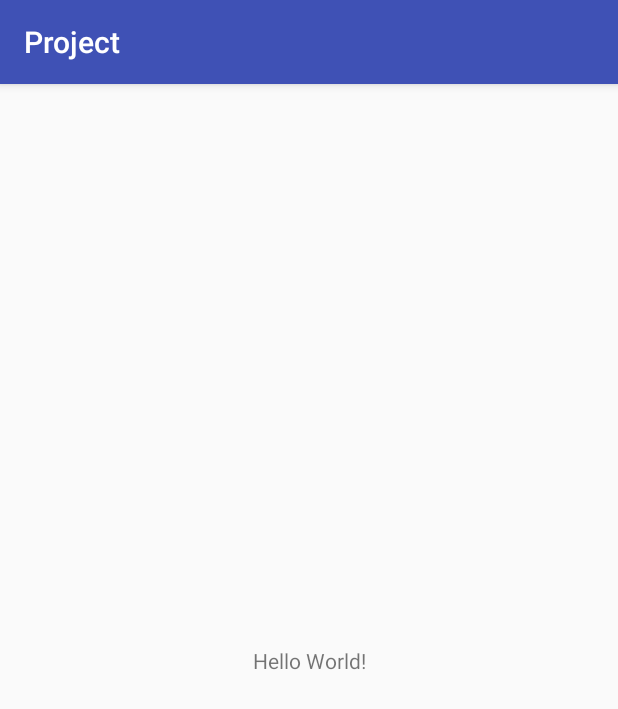
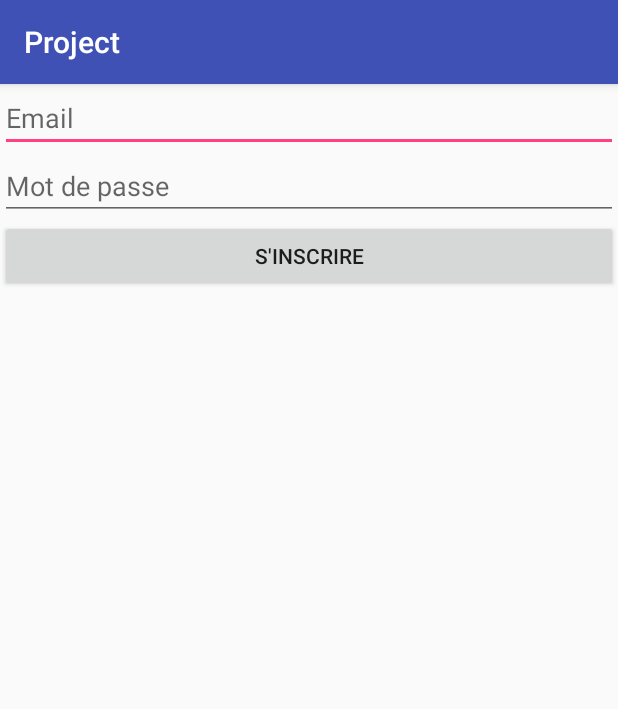
Before and after one commit to elinalp/MMM-project, an Android app: the screen it shows after launch (MainActivity before the commit, SignUpActivity after it), on a phone screen of 412 x 824 dp. Shown: the top 709 px of the screen. Run offline under Robolectric (Android 15) with nearby library versions, the phone set to English and light mode, and no system bars; our stand-ins replace ButterKnife, Firebase (no records; nobody signed in at launch, a user with empty details on screens opened directly).

Commit message:
Added signUpActivity

```diff
--- a/app/build.gradle
+++ b/app/build.gradle
@@ -26,5 +26,9 @@ dependencies {
     testImplementation 'junit:junit:4.12'
     androidTestImplementation 'com.android.support.test:runner:1.0.1'
     androidTestImplementation 'com.android.support.test.espresso:espresso-core:3.0.1'
-    compile 'com.google.firebase:firebase-core:11.8.0'
+    compile 'com.google.firebase:firebase-core:11.4.2'
+    compile 'com.google.firebase:firebase-database:11.4.2'
+    compile 'com.google.firebase:firebase-auth:11.4.2'
+    compile 'com.jakewharton:butterknife:8.8.1'
+    annotationProcessor 'com.jakewharton:butterknife-compiler:8.8.1'
 }
--- a/app/src/main/java/com/istic/mmm/project/MainActivity.java
+++ b/app/src/main/java/com/istic/mmm/project/MainActivity.java
@@ -2,8 +2,13 @@ package com.istic.mmm.project;
 
 import android.support.v7.app.AppCompatActivity;
 import android.os.Bundle;
+import com.google.firebase.auth.FirebaseAuth;
+import com.google.firebase.auth.FirebaseUser;
 
 public class MainActivity extends AppCompatActivity {
+
+    private FirebaseAuth mFirebaseAuth;
+    private FirebaseUser mFirebaseUser;
 
     @Override
     protected void onCreate(Bundle savedInstanceState) {
--- /dev/null
+++ b/app/src/main/java/com/istic/mmm/project/SignUpActivity.java
@@ -0,0 +1,68 @@
+package com.istic.mmm.project;
+
+import android.content.Intent;
+import android.support.annotation.NonNull;
+import android.support.v7.app.AppCompatActivity;
+import android.os.Bundle;
+import android.text.TextUtils;
+import android.widget.Button;
+import android.widget.EditText;
+import android.widget.Toast;
+
+import com.google.android.gms.tasks.OnCompleteListener;
+import com.google.android.gms.tasks.Task;
+import com.google.firebase.auth.AuthResult;
+import com.google.firebase.auth.FirebaseAuth;
+
+import butterknife.BindView;
+import butterknife.ButterKnife;
+import butterknife.OnClick;
+
+public class SignUpActivity extends AppCompatActivity {
+
+    private FirebaseAuth auth;
+
+    @BindView(R.id.emailField) EditText inputEmail;
+    @BindView(R.id.passwordField) EditText inputPassword;
+
+    @Override
+    protected void onCreate(Bundle savedInstanceState) {
+        super.onCreate(savedInstanceState);
+        setContentView(R.layout.activity_sign_up);
+        ButterKnife.bind(this);
+
+        // Get Firebase auth instance
+        auth = FirebaseAuth.getInstance();
+    }
+
+    @OnClick(R.id.signupButton) void signup() {
+
+        String email = inputEmail.getText().toString().trim();
+        String password = inputPassword.getText().toString().trim();
+
+        // Handle errors
+        if (TextUtils.isEmpty(email)) {
+            Toast.makeText(getApplicationContext(), getString(R.string.signup_error_message_email), Toast.LENGTH_LONG).show();
+            return;
+        }
+
+        if (TextUtils.isEmpty(password) || password.length() < 6) {
+            Toast.makeText(getApplicationContext(), getString(R.string.signup_error_message_password), Toast.LENGTH_LONG).show();
+            return;
+        }
+
+        auth.createUserWithEmailAndPassword(email, password)
+            .addOnCompleteListener(this, new OnCompleteListener<AuthResult>() {
+                @Override
+                public void onComplete(@NonNull Task<AuthResult> task) {
+                    if (!task.isSuccessful()) {
+                        Toast.makeText(getApplicationContext(), getString(R.string.signup_error_message), Toast.LENGTH_SHORT).show();
+                        System.out.println("SignUpActivity : " + task.getException());
+                    } else {
+                        startActivity(new Intent(getApplicationContext(), MainActivity.class));
+                        finish();
+                    }
+                }
+            });
+    }
+}
--- /dev/null
+++ b/app/src/main/res/layout/activity_sign_up.xml
@@ -0,0 +1,39 @@
+<?xml version="1.0" encoding="utf-8"?>
+<RelativeLayout xmlns:android="http://schemas.android.com/apk/res/android"
+    xmlns:tools="http://schemas.android.com/tools"
+    android:layout_width="match_parent"
+    android:layout_height="match_parent"
+    tools:context=".SignUpActivity" >
+
+    <EditText
+        android:id="@+id/emailField"
+        android:layout_width="match_parent"
+        android:layout_height="wrap_content"
+        android:layout_alignParentLeft="true"
+        android:layout_alignParentTop="true"
+        android:ems="10"
+        android:inputType="textEmailAddress"
+        android:hint="@string/email_hint" >
+
+        <requestFocus />
+    </EditText>
+
+    <EditText
+        android:id="@+id/passwordField"
+        android:layout_width="match_parent"
+        android:layout_height="wrap_content"
+        android:layout_alignLeft="@+id/emailField"
+        android:layout_below="@+id/emailField"
+        android:ems="10"
+        android:inputType="textPassword"
+        android:hint="@string/password_hint" />
+
+    <Button
+        android:id="@+id/signupButton"
+        android:layout_width="match_parent"
+        android:layout_height="wrap_content"
+        android:layout_alignLeft="@+id/passwordField"
+        android:layout_below="@+id/passwordField"
+        android:text="@string/sign_up_button_label" />
+
+</RelativeLayout>
--- a/app/src/main/res/values/strings.xml
+++ b/app/src/main/res/values/strings.xml
@@ -1,3 +1,18 @@
 <resources>
     <string name="app_name">Project</string>
+
+    <string name="password_hint">Mot de passe</string>
+    <string name="email_hint">Email</string>
+    <string name="sign_up_button_label">S\'inscrire</string>
+    <string name="signup_error_message_email">Entrez une adresse e-mail et mot de passe</string>
+    <string name="signup_error_message_password">Entrez un mot de passe de plus de 6 caractères</string>
+    <string name="signup_error_message">Une erreur est survenue, inscription impossible</string>
+
+    <string name="signup_success">Votre compte a bien été crée! Vous pouvez vous connecter.</string>
+    <string name="login_error_message">Assurez-vous d\'entrer une adresse e-mail et mot de passe</string>
+    <string name="login_error_title">Une erreur est survenue</string>
+    <string name="login_button_label">Connexion</string>
+    <string name="sign_up_text">S\'inscrire</string>
+    <string name="title_activity_login">Se connecter</string>
+    <string name="action_logout">Deconnexion</string>
 </resources>
--- a/build.gradle
+++ b/build.gradle
@@ -9,6 +9,7 @@ buildscript {
     dependencies {
         classpath 'com.android.tools.build:gradle:3.0.1'
         classpath 'com.google.gms:google-services:3.2.0'
+        classpath 'com.jakewharton:butterknife-gradle-plugin:8.8.1'
 
         // NOTE: Do not place your application dependencies here; they belong
         // in the individual module build.gradle files
```
Also changed, not shown: app/src/main/AndroidManifest.xml (+15 -0 lines), app/src/main/java/com/istic/mmm/project/LogInActivity.java (added, +13 -0 lines), app/src/main/res/layout/activity_log_in.xml (added, +8 -0 lines).
